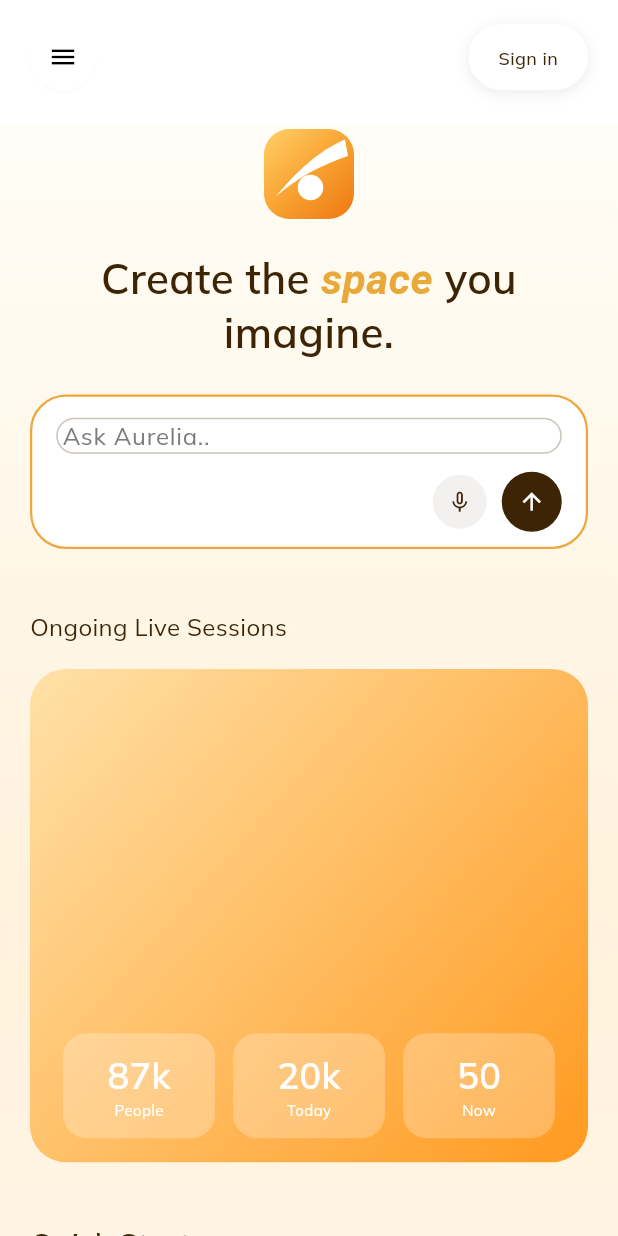
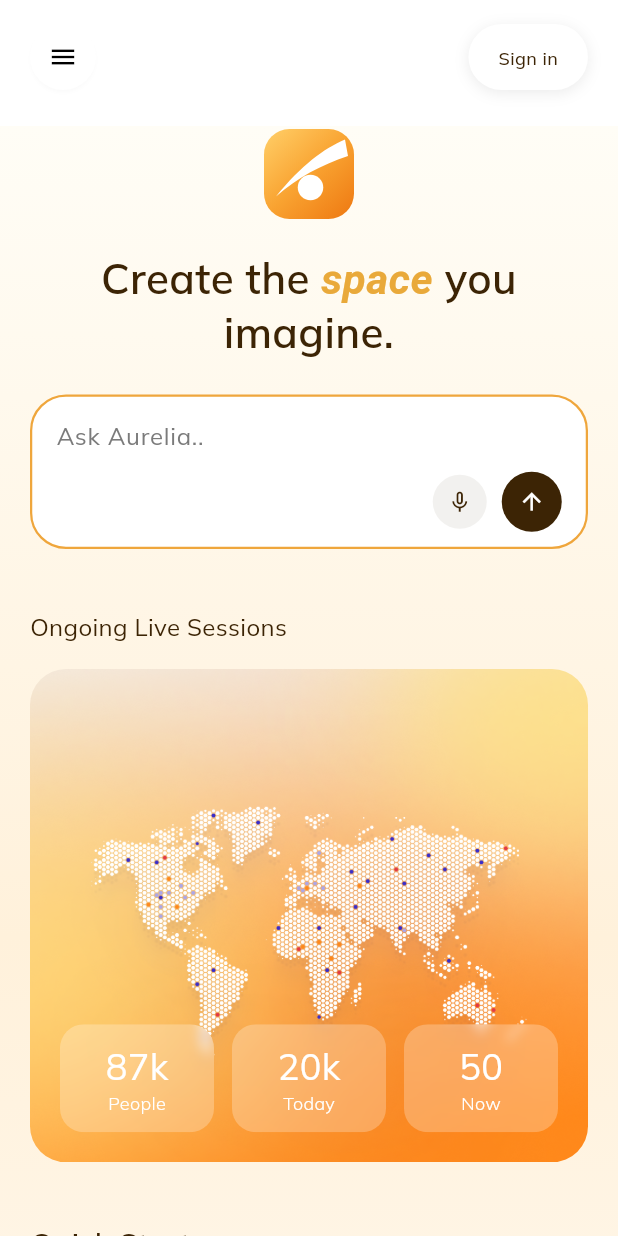
Before and after one commit to sandmanz26/aureliamobile, a Flutter app: the screen it shows after launch, on a phone screen of 412 x 824 dp. Run offline on Flutter 3.47's test engine with Material 3 defaults, Android fonts, the phone set to English and light mode, and no system bars; our stand-ins replace just_audio; missing offline and left inert: record; accounts and stored records are empty; network calls fail.

Commit message:
mobile: the map is the card, and the composer had two boxes
Both found on a real emulator, which is the first time these screens have been
looked at on a device.

**The composer drew a second box inside itself.** `_AskAureliaField` set
`border: InputBorder.none` and nothing else, but `enabledBorder` and
`focusedBorder` are separate properties that do not fall back to `border` —
so the app's `inputDecorationTheme`, which paints a filled stadium for the
auth fields, drew its pill *inside* the card. Every border is nulled now, and
`filled: false`.

**Ongoing Live Sessions was an empty orange box.** The web draws
`live-sessions-map.png` as the card's background; of the five assets in
`src/assets/`, that is the one that never made it into this bundle, and the
file said so in its own comment — "drawn as a warm gradient until that asset
is added". It is added. Same PNG, byte for byte, as the web serves.

Three more diffs against the web while the card was open:

| | was | web |
| --- | --- | --- |
| stat value | Title Large (24 Semibold) | Title Large **Regular** |
| stat label | Caption (10/14) | Label **Light** (12/16) |
| card padding | 16 | 20, as Figma "Frame 45" has it |

The tiles also gained the `backdrop-blur-sm` the web gives them, which did
nothing over a flat gradient and does over a map.

62 tests, analyze clean.

Co-Authored-By: Claude Opus 5 <noreply@anthropic.com>
Claude-Session: https://claude.ai/code/session_01Je1v64McNyB6XEu6gFgM4C

```diff
--- a/lib/features/home/home_screen.dart
+++ b/lib/features/home/home_screen.dart
@@ -1,3 +1,4 @@
+import 'dart:ui';
 import 'dart:math' as math;
 import 'package:flutter/material.dart';
 import '../../core/auth/auth_scope.dart';
@@ -477,9 +478,22 @@ class _AskAureliaFieldState extends State<_AskAureliaField> {
             textInputAction: TextInputAction.send,
             onSubmitted: (_) => _submit(),
             style: AppTextStyles.bodyMd.copyWith(color: AppColors.textPrimary),
+            // Every border, not just `border`, and `filled: false`.
+            //
+            // The app's `inputDecorationTheme` paints a filled stadium for the
+            // auth fields, and `enabledBorder`/`focusedBorder` are separate
+            // properties that do not fall back to `border`. Setting only
+            // `border: none` left the theme's pill drawn *inside* this card —
+            // a second box around the text, which is not what the web has.
             decoration: InputDecoration(
               isDense: true,
+              filled: false,
               border: InputBorder.none,
+              enabledBorder: InputBorder.none,
+              focusedBorder: InputBorder.none,
+              disabledBorder: InputBorder.none,
+              errorBorder: InputBorder.none,
+              focusedErrorBorder: InputBorder.none,
               contentPadding: EdgeInsets.zero,
               hintText: 'Ask Aurelia..',
               hintStyle: AppTextStyles.bodyMd,
@@ -524,9 +538,14 @@ class _AskAureliaFieldState extends State<_AskAureliaField> {
   }
 }
 
-/// The world-map activity card. The map itself is an exported asset on web; on
-/// mobile it is drawn as a warm gradient until that asset is added to the
-/// bundle, with the three counters in the same place either way.
+/// Figma "Frame 45" — 362x320, padding 40/20/20/20, the counters pinned under
+/// the map.
+///
+/// **The map is the card.** It is the same `live-sessions-map.png` the web
+/// serves, and it was the one asset of the five that never made it into this
+/// bundle — so this drew a warm gradient instead and read as an empty orange
+/// box. The card holds the source image's aspect ratio so the dot-map is never
+/// stretched.
 class LiveSessionsCard extends StatelessWidget {
   const LiveSessionsCard({super.key});
 
@@ -535,14 +554,14 @@ class LiveSessionsCard extends StatelessWidget {
     return AspectRatio(
       aspectRatio: 362 / 320,
       child: Container(
+        clipBehavior: Clip.antiAlias,
         padding: const EdgeInsets.fromLTRB(
-            AppPadding.md, AppSpacing.s10, AppPadding.md, AppPadding.md),
+            AppPadding.page, AppSpacing.s10, AppPadding.page, AppPadding.page),
         decoration: BoxDecoration(
           borderRadius: BorderRadius.circular(AppRadius.xl2),
-          gradient: const LinearGradient(
-            begin: Alignment.topLeft,
-            end: Alignment.bottomRight,
-            colors: [Color(0xFFFFE1A8), Color(0xFFFF9A1F)],
+          image: const DecorationImage(
+            image: AssetImage('assets/images/live-sessions-map.png'),
+            fit: BoxFit.cover,
           ),
         ),
         child: Column(
@@ -550,27 +569,39 @@ class LiveSessionsCard extends StatelessWidget {
           children: [
             Row(
               children: [
-                for (final (value, label) in [('87k', 'People'), ('20k', 'Today'), ('50', 'Now')])
+                for (final (index, (value, label)) in [
+                  ('87k', 'People'),
+                  ('20k', 'Today'),
+                  ('50', 'Now'),
+                ].indexed) ...[
+                  if (index > 0) const SizedBox(width: AppSpacing.s3),
                   Expanded(
+                    child: ClipRRect(
+                      borderRadius: BorderRadius.circular(AppRadius.xl),
+                      child: BackdropFilter(
+                        filter: ImageFilter.blur(sigmaX: 4, sigmaY: 4),
                         child: Container(
-                      margin: const EdgeInsets.symmetric(horizontal: 6),
-                      padding: const EdgeInsets.symmetric(vertical: AppSpacing.s3),
-                      decoration: BoxDecoration(
+                          padding: const EdgeInsets.symmetric(
+                              vertical: AppSpacing.s3),
                           color: const Color(0x40FFFFFF),
-                        borderRadius: BorderRadius.circular(AppRadius.xl),
-                      ),
                           child: Column(
                             children: [
+                              // 24/32 Regular and 12/16 Light, as the web sets
+                              // them — not the scale's Semibold title and its
+                              // 10px caption, which is what these were.
                               Text(value,
-                              style: AppTextStyles.titleLg
+                                  style: AppTextStyles.titleLgRegular
                                       .copyWith(color: AppColors.textInverse)),
                               Text(label,
-                              style: AppTextStyles.caption
+                                  style: AppTextStyles.labelLight
                                       .copyWith(color: AppColors.textInverse)),
                             ],
                           ),
                         ),
                       ),
+                    ),
+                  ),
+                ],
               ],
             ),
           ],
```
Also changed, not shown: assets/images/live-sessions-map.png (added). Lines whose indentation alone changed are shown as unchanged.
